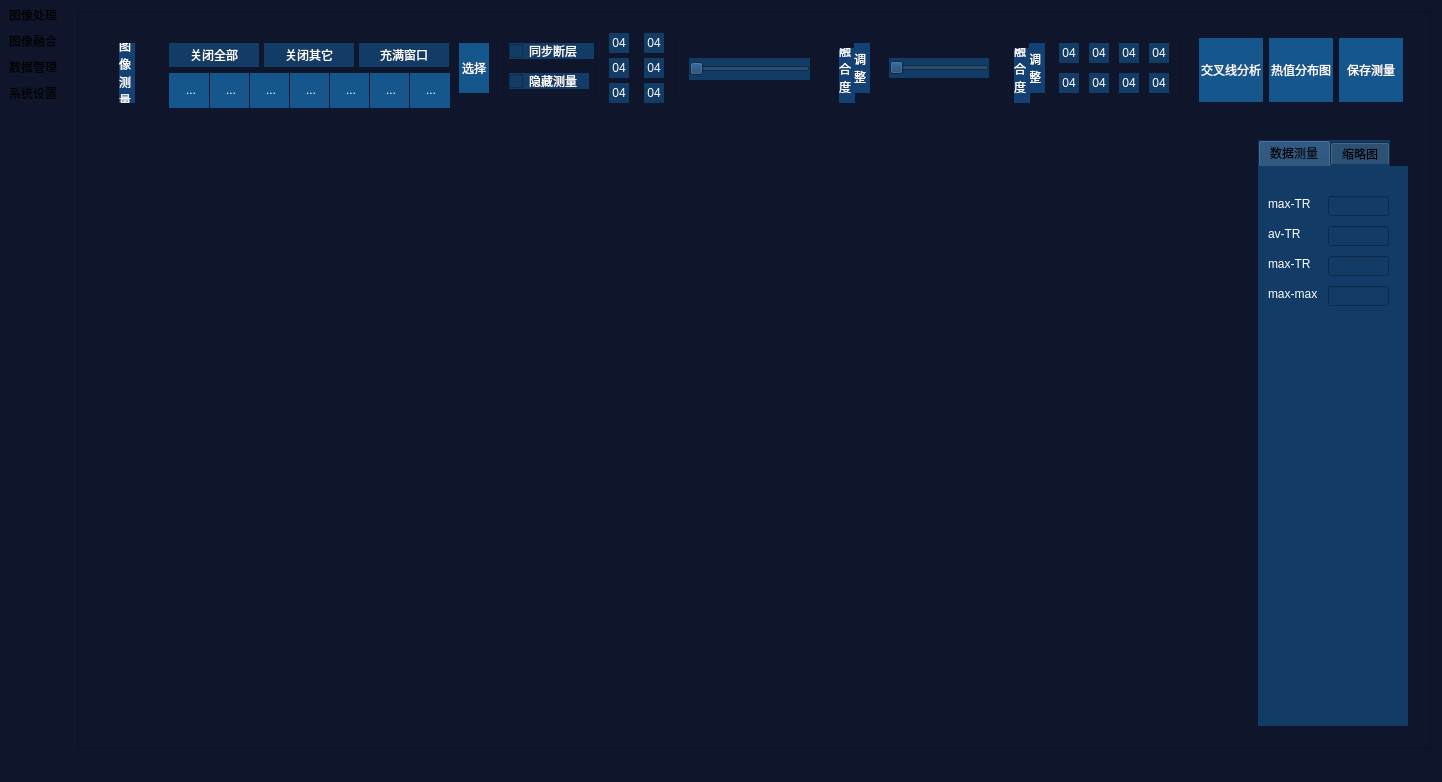
Qt form IRProc/IRProc/IRProc.ui (seafrog1984/QTIRProc) before a commit.
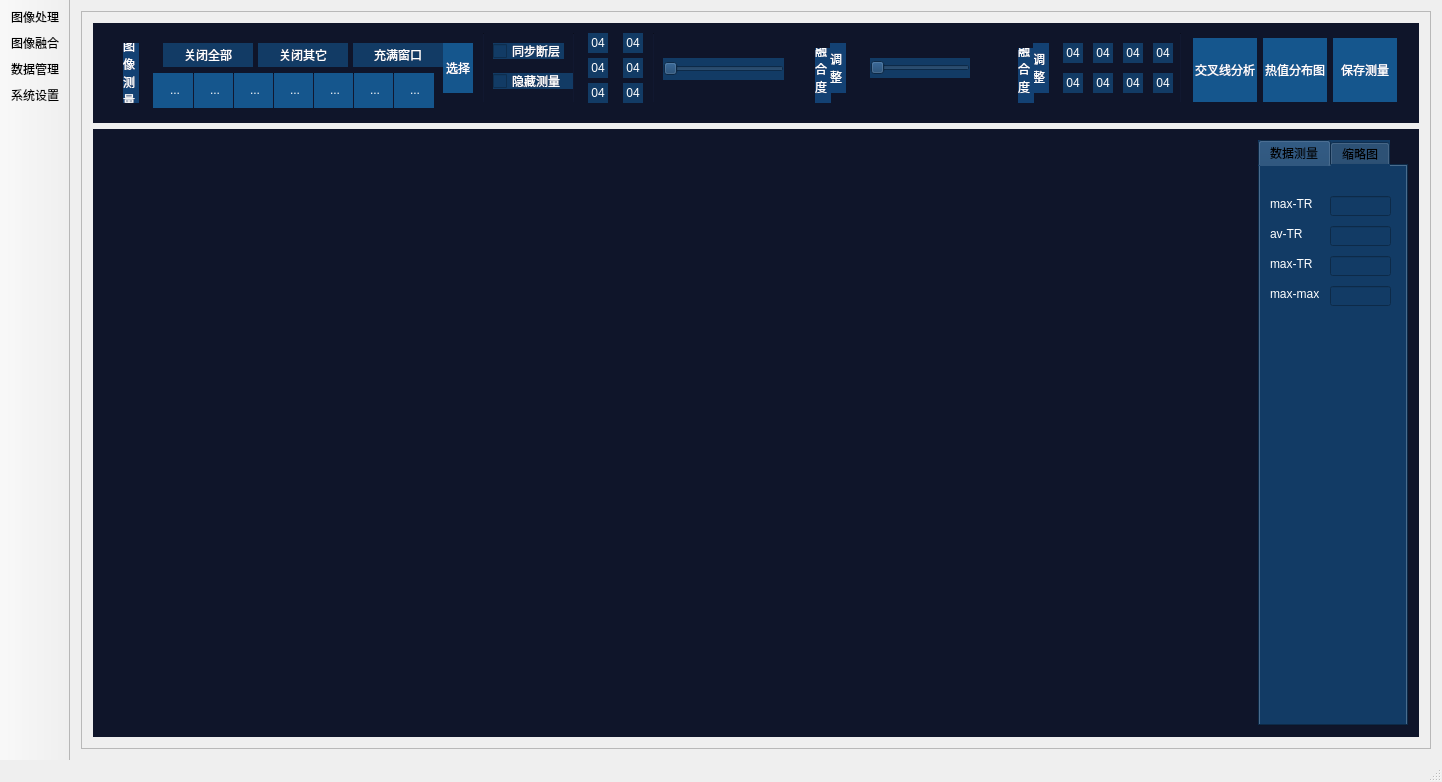
The same form after that commit. The open tabs and pages were chosen to show the change. Icons and pictures are not drawn. Custom widgets are drawn as their Qt base class.

The edit to the form file:
```diff
--- a/IRProc/IRProc/IRProc.ui
+++ b/IRProc/IRProc/IRProc.ui
@@ -32,7 +32,14 @@
   </property>
   <property name="styleSheet">
    <string notr="true">border-color: rgb(15, 21, 42);
-background-color: rgb(15, 21, 42);</string>
+background-color: rgb(15, 21, 42);
+
+QMessageBox{
+color:rgb(255,255,255);
+}
+QLineEdit{
+color:rgb(255,255,255);
+}</string>
   </property>
   <property name="toolButtonStyle">
    <enum>Qt::ToolButtonTextUnderIcon</enum>
@@ -112,19 +119,19 @@
              <rect>
               <x>0</x>
               <y>0</y>
-              <width>730</width>
+              <width>700</width>
               <height>90</height>
              </rect>
             </property>
             <property name="minimumSize">
              <size>
-              <width>730</width>
+              <width>700</width>
               <height>90</height>
              </size>
             </property>
             <property name="maximumSize">
              <size>
-              <width>730</width>
+              <width>700</width>
               <height>90</height>
              </size>
             </property>
@@ -140,7 +147,7 @@
             <widget class="QToolButton" name="toolButton_2">
              <property name="geometry">
               <rect>
-               <x>80</x>
+               <x>70</x>
                <y>20</y>
                <width>90</width>
                <height>24</height>
@@ -175,7 +182,7 @@
             <widget class="QToolButton" name="toolButton_13">
              <property name="geometry">
               <rect>
-               <x>175</x>
+               <x>165</x>
                <y>20</y>
                <width>90</width>
                <height>24</height>
@@ -210,7 +217,7 @@
             <widget class="QToolButton" name="toolButton_14">
              <property name="geometry">
               <rect>
-               <x>270</x>
+               <x>260</x>
                <y>20</y>
                <width>90</width>
                <height>24</height>
@@ -245,7 +252,7 @@
             <widget class="QToolButton" name="toolButton_15">
              <property name="geometry">
               <rect>
-               <x>90</x>
+               <x>70</x>
                <y>55</y>
                <width>24</width>
                <height>24</height>
@@ -279,7 +286,7 @@
             <widget class="QToolButton" name="toolButton_16">
              <property name="geometry">
               <rect>
-               <x>130</x>
+               <x>110</x>
                <y>55</y>
                <width>24</width>
                <height>24</height>
@@ -313,7 +320,7 @@
             <widget class="QToolButton" name="toolButton_17">
              <property name="geometry">
               <rect>
-               <x>210</x>
+               <x>190</x>
                <y>55</y>
                <width>24</width>
                <height>24</height>
@@ -348,7 +355,7 @@
             <widget class="QToolButton" name="toolButton_18">
              <property name="geometry">
               <rect>
-               <x>170</x>
+               <x>150</x>
                <y>55</y>
                <width>24</width>
                <height>24</height>
@@ -383,7 +390,7 @@
             <widget class="QToolButton" name="toolButton_19">
              <property name="geometry">
               <rect>
-               <x>290</x>
+               <x>270</x>
                <y>55</y>
                <width>24</width>
                <height>24</height>
@@ -417,7 +424,7 @@
             <widget class="QToolButton" name="toolButton_20">
              <property name="geometry">
               <rect>
-               <x>250</x>
+               <x>230</x>
                <y>55</y>
                <width>24</width>
                <height>24</height>
@@ -452,7 +459,7 @@
             <widget class="QToolButton" name="toolButton_21">
              <property name="geometry">
               <rect>
-               <x>330</x>
+               <x>310</x>
                <y>55</y>
                <width>24</width>
                <height>24</height>
@@ -486,7 +493,7 @@
             <widget class="QToolButton" name="toolButton_22">
              <property name="geometry">
               <rect>
-               <x>370</x>
+               <x>350</x>
                <y>20</y>
                <width>30</width>
                <height>50</height>
@@ -523,9 +530,9 @@
             <widget class="QCheckBox" name="checkBox_8">
              <property name="geometry">
               <rect>
-               <x>420</x>
+               <x>400</x>
                <y>20</y>
-               <width>85</width>
+               <width>71</width>
                <height>16</height>
               </rect>
              </property>
@@ -539,7 +546,7 @@
             <widget class="QCheckBox" name="checkBox_9">
              <property name="geometry">
               <rect>
-               <x>420</x>
+               <x>400</x>
                <y>50</y>
                <width>80</width>
                <height>16</height>
@@ -555,7 +562,7 @@
             <widget class="Line" name="line_2">
              <property name="geometry">
               <rect>
-               <x>410</x>
+               <x>390</x>
                <y>10</y>
                <width>1</width>
                <height>70</height>
@@ -580,7 +587,7 @@
             <widget class="Line" name="line_3">
              <property name="geometry">
               <rect>
-               <x>510</x>
+               <x>480</x>
                <y>10</y>
                <width>1</width>
                <height>70</height>
@@ -605,7 +612,7 @@
             <widget class="Line" name="line_4">
              <property name="geometry">
               <rect>
-               <x>590</x>
+               <x>560</x>
                <y>10</y>
                <width>1</width>
                <height>70</height>
@@ -630,7 +637,7 @@
             <widget class="QSlider" name="horizontalSlider_2">
              <property name="geometry">
               <rect>
-               <x>600</x>
+               <x>570</x>
                <y>35</y>
                <width>121</width>
                <height>22</height>
@@ -647,7 +654,7 @@
             <widget class="QGroupBox" name="groupBox_15">
              <property name="geometry">
               <rect>
-               <x>80</x>
+               <x>60</x>
                <y>50</y>
                <width>281</width>
                <height>35</height>
@@ -680,7 +687,7 @@
             <widget class="Line" name="line_5">
              <property name="geometry">
               <rect>
-               <x>120</x>
+               <x>100</x>
                <y>50</y>
                <width>1</width>
                <height>35</height>
@@ -705,7 +712,7 @@
             <widget class="Line" name="line_6">
              <property name="geometry">
               <rect>
-               <x>160</x>
+               <x>140</x>
                <y>50</y>
                <width>1</width>
                <height>35</height>
@@ -730,7 +737,7 @@
             <widget class="Line" name="line_7">
              <property name="geometry">
               <rect>
-               <x>200</x>
+               <x>180</x>
                <y>50</y>
                <width>1</width>
                <height>35</height>
@@ -755,7 +762,7 @@
             <widget class="Line" name="line_8">
              <property name="geometry">
               <rect>
-               <x>240</x>
+               <x>220</x>
                <y>50</y>
                <width>1</width>
                <height>35</height>
@@ -780,7 +787,7 @@
             <widget class="Line" name="line_9">
              <property name="geometry">
               <rect>
-               <x>280</x>
+               <x>260</x>
                <y>50</y>
                <width>1</width>
                <height>35</height>
@@ -805,7 +812,7 @@
             <widget class="Line" name="line_10">
              <property name="geometry">
               <rect>
-               <x>320</x>
+               <x>300</x>
                <y>50</y>
                <width>1</width>
                <height>35</height>
@@ -852,7 +859,7 @@
             <widget class="QToolButton" name="toolButton_40">
              <property name="geometry">
               <rect>
-               <x>520</x>
+               <x>495</x>
                <y>10</y>
                <width>20</width>
                <height>20</height>
@@ -890,7 +897,7 @@
             <widget class="QToolButton" name="toolButton_41">
              <property name="geometry">
               <rect>
-               <x>520</x>
+               <x>495</x>
                <y>35</y>
                <width>20</width>
                <height>20</height>
@@ -928,7 +935,7 @@
             <widget class="QToolButton" name="toolButton_42">
              <property name="geometry">
               <rect>
-               <x>520</x>
+               <x>495</x>
                <y>60</y>
                <width>20</width>
                <height>20</height>
@@ -966,7 +973,7 @@
             <widget class="QToolButton" name="toolButton_43">
              <property name="geometry">
               <rect>
-               <x>555</x>
+               <x>530</x>
                <y>60</y>
                <width>20</width>
                <height>20</height>
@@ -1004,7 +1011,7 @@
             <widget class="QToolButton" name="toolButton_44">
              <property name="geometry">
               <rect>
-               <x>555</x>
+               <x>530</x>
                <y>35</y>
                <width>20</width>
                <height>20</height>
@@ -1042,7 +1049,7 @@
             <widget class="QToolButton" name="toolButton_45">
              <property name="geometry">
               <rect>
-               <x>555</x>
+               <x>530</x>
                <y>10</y>
                <width>20</width>
                <height>20</height>
@@ -1112,21 +1119,21 @@
            <widget class="QGroupBox" name="groupBox_8">
             <property name="geometry">
              <rect>
-              <x>730</x>
+              <x>702</x>
               <y>0</y>
-              <width>170</width>
+              <width>190</width>
               <height>90</height>
              </rect>
             </property>
             <property name="minimumSize">
              <size>
-              <width>170</width>
+              <width>190</width>
               <height>90</height>
              </size>
             </property>
             <property name="maximumSize">
              <size>
-              <width>170</width>
+              <width>190</width>
               <height>90</height>
              </size>
             </property>
@@ -1141,7 +1148,7 @@
             <widget class="MyCustomSlider" name="horizontalSlider_3">
              <property name="geometry">
               <rect>
-               <x>70</x>
+               <x>75</x>
                <y>35</y>
                <width>100</width>
                <height>20</height>
@@ -1203,19 +1210,19 @@
              <rect>
               <x>900</x>
               <y>0</y>
-              <width>450</width>
+              <width>420</width>
               <height>90</height>
              </rect>
             </property>
             <property name="minimumSize">
              <size>
-              <width>450</width>
+              <width>420</width>
               <height>90</height>
              </size>
             </property>
             <property name="maximumSize">
              <size>
-              <width>450</width>
+              <width>400</width>
               <height>90</height>
              </size>
             </property>
@@ -1602,7 +1609,7 @@
            <widget class="QToolButton" name="toolButton_23">
             <property name="geometry">
              <rect>
-              <x>1110</x>
+              <x>1100</x>
               <y>15</y>
               <width>64</width>
               <height>64</height>
@@ -1645,7 +1652,7 @@
            <widget class="QToolButton" name="toolButton_24">
             <property name="geometry">
              <rect>
-              <x>1180</x>
+              <x>1170</x>
               <y>15</y>
               <width>64</width>
               <height>64</height>
@@ -1688,7 +1695,7 @@
            <widget class="QToolButton" name="toolButton_25">
             <property name="geometry">
              <rect>
-              <x>1250</x>
+              <x>1240</x>
               <y>15</y>
               <width>64</width>
               <height>64</height>
@@ -4951,6 +4958,9 @@
                   <height>20</height>
                  </rect>
                 </property>
+                <property name="styleSheet">
+                 <string notr="true">color: rgb(255, 255, 255);</string>
+                </property>
                </widget>
                <widget class="QLineEdit" name="lineEdit_7">
                 <property name="geometry">
@@ -5080,6 +5090,9 @@
                </size>
               </property>
               <widget class="QWidget" name="widget2">
+               <property name="styleSheet">
+                <string notr="true">color: rgb(255, 255, 255);</string>
+               </property>
                <layout class="QGridLayout" name="gridLayout">
                 <item row="0" column="0">
                  <layout class="QGridLayout" name="gridLayout_2"/>
```
Left out of the diff: 4 changed lines with no effect on the pictures.
